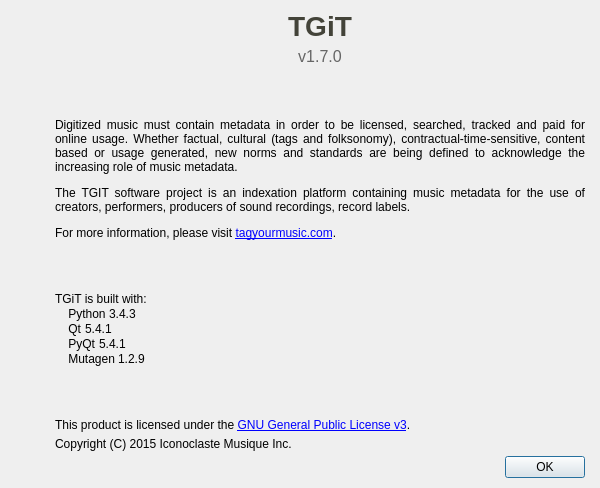
Iconoclasteinc/tgit, file resources/ui/about_dialog.ui: the form before one commit.
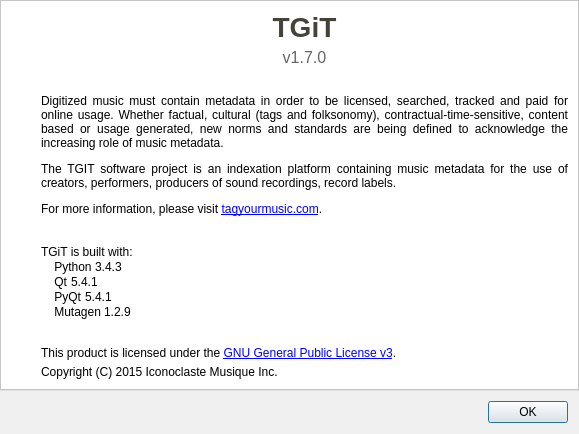
The form after the commit. Icons and pictures are not drawn.

Commit message: Improve the look and feel of the about dialog.

Patch:
```diff
--- a/resources/ui/about_dialog.ui
+++ b/resources/ui/about_dialog.ui
@@ -6,8 +6,8 @@
    <rect>
     <x>0</x>
     <y>0</y>
-    <width>600</width>
-    <height>488</height>
+    <width>579</width>
+    <height>434</height>
    </rect>
   </property>
   <property name="sizePolicy">
@@ -22,9 +22,38 @@
   <property name="modal">
    <bool>true</bool>
   </property>
+  <layout class="QVBoxLayout" name="verticalLayout_4">
+   <property name="spacing">
+    <number>0</number>
+   </property>
+   <property name="leftMargin">
+    <number>0</number>
+   </property>
+   <property name="topMargin">
+    <number>0</number>
+   </property>
+   <property name="rightMargin">
+    <number>0</number>
+   </property>
+   <property name="bottomMargin">
+    <number>0</number>
+   </property>
+   <item>
+    <widget class="QFrame" name="_content_frame">
+     <property name="styleSheet">
+      <string notr="true">QFrame {
+	background-color: #FFFFFF;
+}</string>
+     </property>
+     <property name="frameShape">
+      <enum>QFrame::StyledPanel</enum>
+     </property>
+     <property name="frameShadow">
+      <enum>QFrame::Raised</enum>
+     </property>
   <layout class="QHBoxLayout" name="horizontalLayout">
    <property name="spacing">
-    <number>5</number>
+       <number>0</number>
    </property>
    <property name="leftMargin">
     <number>0</number>
@@ -98,13 +127,13 @@
        <number>5</number>
       </property>
       <property name="leftMargin">
-       <number>10</number>
+          <number>0</number>
       </property>
       <property name="topMargin">
        <number>10</number>
       </property>
       <property name="rightMargin">
-       <number>15</number>
+          <number>10</number>
       </property>
       <property name="bottomMargin">
        <number>10</number>
@@ -147,10 +176,13 @@
         <property name="orientation">
          <enum>Qt::Vertical</enum>
         </property>
+           <property name="sizeType">
+            <enum>QSizePolicy::MinimumExpanding</enum>
+           </property>
         <property name="sizeHint" stdset="0">
          <size>
           <width>20</width>
-          <height>40</height>
+             <height>15</height>
          </size>
         </property>
        </spacer>
@@ -176,10 +208,13 @@
         <property name="orientation">
          <enum>Qt::Vertical</enum>
         </property>
+           <property name="sizeType">
+            <enum>QSizePolicy::MinimumExpanding</enum>
+           </property>
         <property name="sizeHint" stdset="0">
          <size>
           <width>20</width>
-          <height>40</height>
+             <height>15</height>
          </size>
         </property>
        </spacer>
@@ -204,6 +239,12 @@
          </property>
          <item>
           <widget class="QLabel" name="_built_with_caption">
+              <property name="minimumSize">
+               <size>
+                <width>0</width>
+                <height>15</height>
+               </size>
+              </property>
            <property name="text">
             <string>TGiT is built with:</string>
            </property>
@@ -409,10 +450,13 @@
         <property name="orientation">
          <enum>Qt::Vertical</enum>
         </property>
+           <property name="sizeType">
+            <enum>QSizePolicy::MinimumExpanding</enum>
+           </property>
         <property name="sizeHint" stdset="0">
          <size>
           <width>20</width>
-          <height>40</height>
+             <height>15</height>
          </size>
         </property>
        </spacer>
@@ -437,6 +481,42 @@
         </property>
        </widget>
       </item>
+        </layout>
+       </widget>
+      </item>
+     </layout>
+    </widget>
+   </item>
+   <item>
+    <widget class="QFrame" name="_actions_frame">
+     <property name="styleSheet">
+      <string notr="true">QFrame {
+	background-color: #F0F0F0;
+	border-top: 1px solid #DFDFDF;
+}</string>
+     </property>
+     <property name="frameShape">
+      <enum>QFrame::StyledPanel</enum>
+     </property>
+     <property name="frameShadow">
+      <enum>QFrame::Plain</enum>
+     </property>
+     <layout class="QHBoxLayout" name="horizontalLayout_6">
+      <property name="spacing">
+       <number>5</number>
+      </property>
+      <property name="leftMargin">
+       <number>10</number>
+      </property>
+      <property name="topMargin">
+       <number>10</number>
+      </property>
+      <property name="rightMargin">
+       <number>10</number>
+      </property>
+      <property name="bottomMargin">
+       <number>10</number>
+      </property>
       <item>
        <widget class="QDialogButtonBox" name="_actions">
         <property name="standardButtons">
```
Lines whose indentation alone changed are shown as unchanged. The commit also changes 1 other file.
